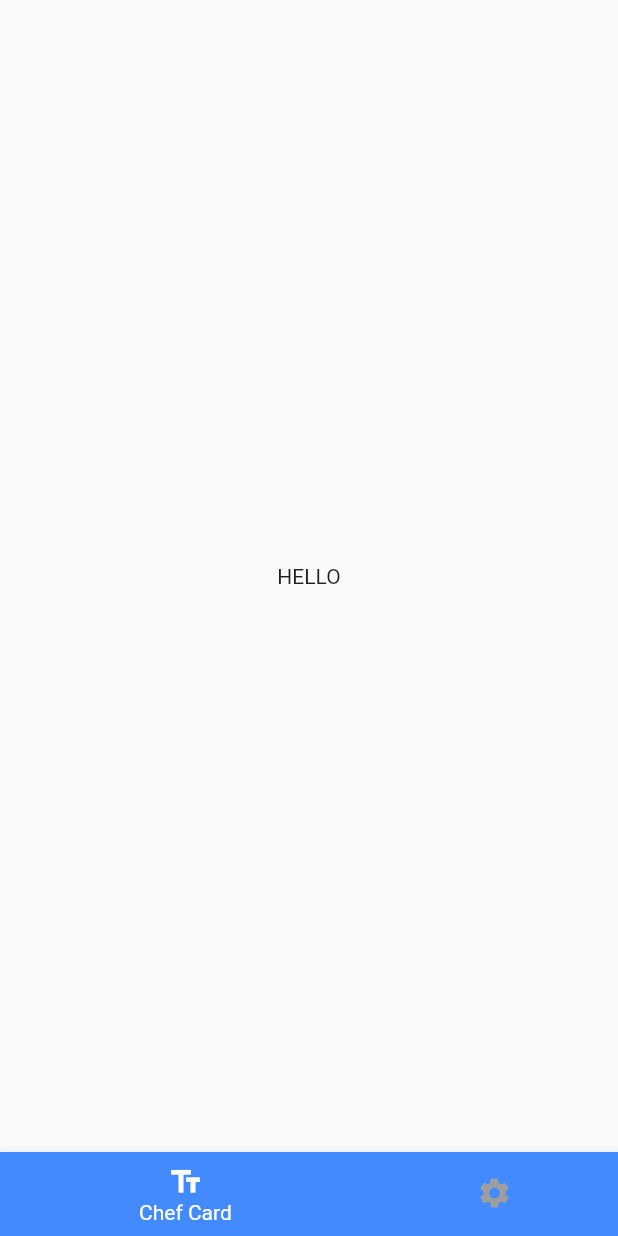
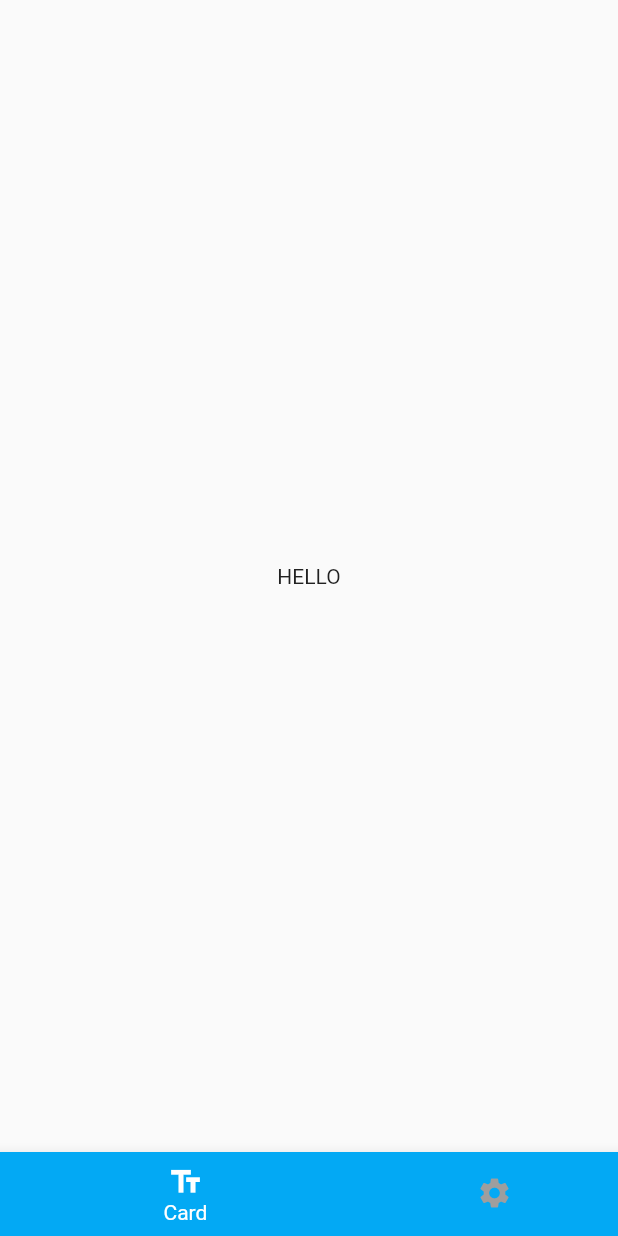
Before and after one commit to hadleycode/test_hero_bottomNavBar, a Flutter app: the screen it shows after launch, on a phone screen of 412 x 824 dp. Run offline on Flutter 3.47's test engine with Material 2 defaults, Android fonts, the phone set to English and light mode, and no system bars.

Commit message:
add factory. Functioning hero

```diff
--- a/lib/main.dart
+++ b/lib/main.dart
@@ -1,6 +1,5 @@
 import 'package:flutter/material.dart';
 import 'package:test_hero/screens/card_screen.dart';
-import 'package:test_hero/screens/home_screen.dart';
 import 'package:test_hero/screens/select_screen.dart';
 
 Future main() async {
@@ -13,15 +12,39 @@ class SelectCardApp extends StatefulWidget {
 }
 
 class _SelectCardAppState extends State<SelectCardApp> {
+  final navigatorKey = GlobalKey<NavigatorState>();
+
+  final screenRouteFactories = {
+    '/': () => MaterialPageRoute(builder: (context) => CardScreen()),
+    "Select": () => MaterialPageRoute(builder: (context) => SelectScreen()),
+  };
+
   @override
-  Widget build(BuildContext context) {
-    return MaterialApp(
-      initialRoute: HomeScreen.id,
-      routes: {
-        HomeScreen.id: (context) => HomeScreen(),
-        CardScreen.id: (context) => CardScreen(),
-        SelectScreen.id: (context) => SelectScreen(),
-      },
-    );
-  }
+  Widget build(BuildContext context) => MaterialApp(
+        home: Scaffold(
+          body: _buildBody(),
+          bottomNavigationBar: _buildBottomNavigationBar(context),
+        ),
+      );
+
+  Widget _buildBody() => MaterialApp(
+      navigatorKey: navigatorKey,
+      onGenerateRoute: (route) => screenRouteFactories[route.name]());
+
+  Widget _buildBottomNavigationBar(context) => BottomNavigationBar(
+        selectedItemColor: Colors.white,
+        unselectedItemColor: Colors.grey,
+        type: BottomNavigationBarType.shifting,
+        items: [
+          _buildBottomNavigationBarItem(
+              "Card", Icons.text_fields, Colors.lightBlue),
+          _buildBottomNavigationBarItem(
+              "Select", Icons.settings, Colors.blueAccent),
+        ],
+        onTap: (routeIndex) => navigatorKey.currentState
+            .pushNamed(screenRouteFactories.keys.toList()[routeIndex]),
+      );
+
+  _buildBottomNavigationBarItem(name, icon, colour) => BottomNavigationBarItem(
+      icon: Icon(icon), title: Text(name), backgroundColor: colour);
 }
--- a/lib/screens/home_screen.dart
+++ /dev/null
@@ -1,54 +0,0 @@
-import 'package:flutter/material.dart';
-import 'package:test_hero/screens/select_screen.dart';
-
-import 'card_screen.dart';
-
-class HomeScreen extends StatefulWidget {
-  static const String id = 'home_screen';
-
-  @override
-  _HomeScreenState createState() => _HomeScreenState();
-}
-
-class _HomeScreenState extends State<HomeScreen> {
-  int _currentIndex = 0;
-  final List<Widget> _children = [CardScreen(), SelectScreen()];
-
-  @override
-  void initState() {
-    super.initState();
-  }
-
-  void onTabTapped(int index) {
-    setState(() {
-      _currentIndex = index;
-    });
-  }
-
-  @override
-  Widget build(BuildContext context) {
-    return Scaffold(
-      body: _children[_currentIndex],
-      bottomNavigationBar: BottomNavigationBar(
-          onTap: onTabTapped,
-          currentIndex: _currentIndex,
-          selectedItemColor: Colors.white,
-          unselectedItemColor: Colors.grey,
-          type: BottomNavigationBarType.shifting,
-          items: [
-            BottomNavigationBarItem(
-                backgroundColor: Colors.blueAccent,
-                icon: Icon(
-                  Icons.text_fields,
-                ),
-                title: Text('Chef Card')),
-            BottomNavigationBarItem(
-                backgroundColor: Colors.lightBlue,
-                icon: Icon(
-                  Icons.settings,
-                ),
-                title: Text('Select Allergies')),
-          ]),
-    );
-  }
-}
```
